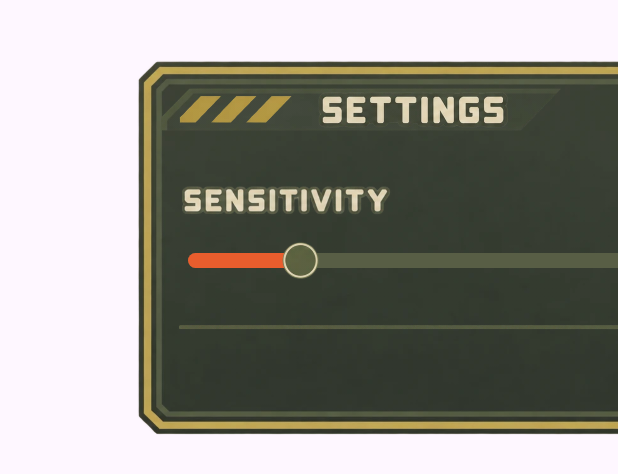
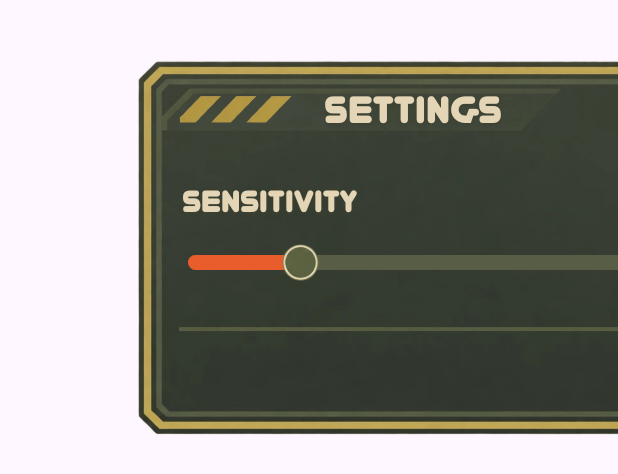
Before and after one commit to DoodleOfSun/MobileBug, an Android app: the layout settings.xml on its own in the app's theme, with its tools: preview values and no code run, on a phone screen of 412 x 824 dp. Shown: the top 474 px of the screen. Run offline under Robolectric (Android 15) with nearby library versions, the phone set to English and light mode, and no system bars.

Commit message:
설정창 제목과 감도 글자를 그림 대신 텍스트로 변경
- SETTINGS, SENSITIVITY: 글자 그림 → TextView (youre_gone 글꼴, 시안 글자색 #E3D5B5, 어두운 그림자)
- 안 쓰게 된 글자 그림 2개 삭제

```diff
--- a/app/src/main/res/layout/settings.xml
+++ b/app/src/main/res/layout/settings.xml
@@ -46,14 +46,20 @@
         app:layout_constraintStart_toStartOf="@id/settingsTitleBand"
         app:layout_constraintTop_toTopOf="@id/settingsTitleBand" />
 
-    <!-- SETTINGS 글자 (패널 가로 가운데) -->
-    <ImageView
+    <!-- SETTINGS 글자 (패널 가로 가운데, 시안 글자색 + 어두운 그림자) -->
+    <TextView
         android:id="@+id/settingsTitleText"
         android:layout_width="wrap_content"
-        android:layout_height="24dp"
-        android:adjustViewBounds="true"
-        android:contentDescription="Settings"
-        android:src="@drawable/settings_title_text"
+        android:layout_height="wrap_content"
+        android:fontFamily="@font/youre_gone"
+        android:includeFontPadding="false"
+        android:shadowColor="#3C4232"
+        android:shadowDx="0"
+        android:shadowDy="2"
+        android:shadowRadius="3"
+        android:text="SETTINGS"
+        android:textColor="#E3D5B5"
+        android:textSize="24sp"
         app:layout_constraintBottom_toBottomOf="@id/settingsTitleBand"
         app:layout_constraintEnd_toEndOf="@id/settingsPanel"
         app:layout_constraintStart_toStartOf="@id/settingsPanel"
@@ -75,15 +81,21 @@
         app:layout_constraintTop_toTopOf="@id/settingsPanel" />
 
     <!-- SENSITIVITY 글자 -->
-    <ImageView
+    <TextView
         android:id="@+id/settingsSensitivityText"
         android:layout_width="wrap_content"
-        android:layout_height="20dp"
+        android:layout_height="wrap_content"
         android:layout_marginStart="30dp"
-        android:layout_marginTop="84dp"
-        android:adjustViewBounds="true"
-        android:contentDescription="@string/sensitivity"
-        android:src="@drawable/settings_sensitivity_text"
+        android:layout_marginTop="82dp"
+        android:fontFamily="@font/youre_gone"
+        android:includeFontPadding="false"
+        android:shadowColor="#3C4232"
+        android:shadowDx="0"
+        android:shadowDy="2"
+        android:shadowRadius="3"
+        android:text="SENSITIVITY"
+        android:textColor="#E3D5B5"
+        android:textSize="19sp"
         app:layout_constraintStart_toStartOf="@id/settingsPanel"
         app:layout_constraintTop_toTopOf="@id/settingsPanel" />
 
```
Also changed, not shown: app/src/main/res/drawable/settings_sensitivity_text.png (deleted), app/src/main/res/drawable/settings_title_text.png (deleted).
